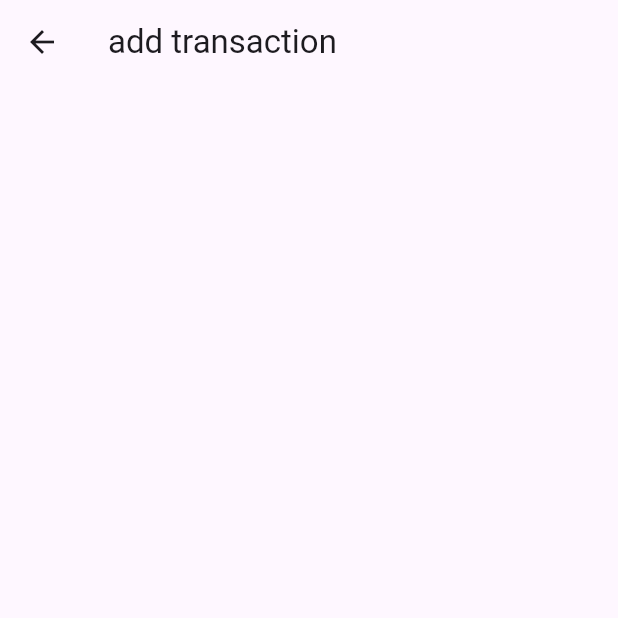
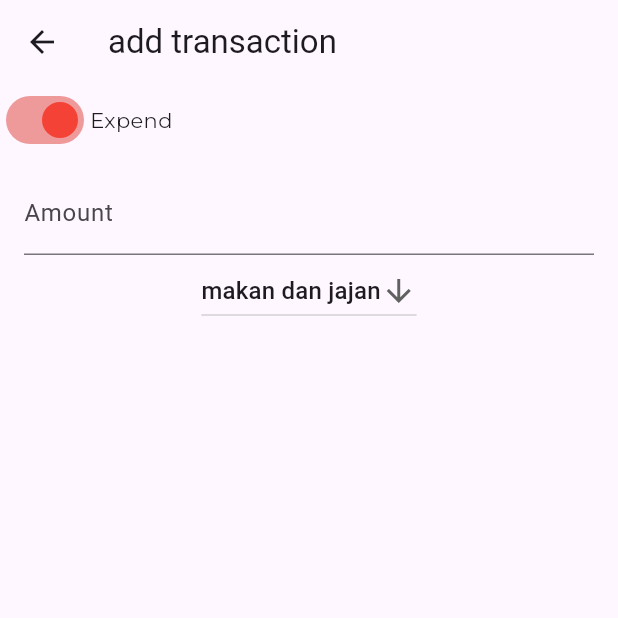
Before and after one commit to ZidannAR/MoneyTracker, a Flutter app: the TransactionPage screen opened directly, on a phone screen of 412 x 824 dp, the top half of it. Run offline on Flutter 3.47's test engine with Material 3 defaults, Android fonts, the phone set to English and light mode, and no system bars; our stand-ins replace google_fonts; missing offline and left inert: calendar_appbar.

Commit message:
proses bos

```diff
--- a/lib/pages/category_page.dart
+++ b/lib/pages/category_page.dart
@@ -49,10 +49,10 @@ class _CategoryPageState extends State<CategoryPage> {
                       isExpense = value;
                     });
                   },
-                  activeColor: Colors.red, // thumb
-                  activeTrackColor: Colors.red[200], // track
+                  activeColor: Colors.red,
+                  activeTrackColor: Colors.red[200],
 
-                  inactiveThumbColor: Colors.green, // thumb
+                  inactiveThumbColor: Colors.green,
                   inactiveTrackColor: Colors.green[200],
                 ),
                 IconButton(onPressed: () {
--- a/lib/pages/main_page.dart
+++ b/lib/pages/main_page.dart
@@ -40,7 +40,10 @@ class _MainPageState extends State<MainPage> {
         visible: (currentIndex == 0)? true:false,
         child: FloatingActionButton(
           onPressed: () {
-            Navigator.of(context).push(MaterialPageRoute(builder: (context)=> TransactionPage()));
+            Navigator.of(context).push(MaterialPageRoute(builder: (context)=> TransactionPage(),
+            )).then((value){
+              setState(() {});
+            });
           },
           backgroundColor: Colors.green,
           child: Icon(Icons.add),
--- a/lib/pages/transaction_page.dart
+++ b/lib/pages/transaction_page.dart
@@ -1,4 +1,5 @@
 import 'package:flutter/material.dart';
+import 'package:google_fonts/google_fonts.dart';
 
 class TransactionPage extends StatefulWidget {
   const TransactionPage({super.key});
@@ -8,12 +9,62 @@ class TransactionPage extends StatefulWidget {
 }
 
 class _TransactionPageState extends State<TransactionPage> {
+  bool isExpense = true;
+  List<String> list = ['makan dan jajan', 'transportasi', 'nonton'];
+  late String dropDownValue = list.first;
   @override
   Widget build(BuildContext context) {
     return Scaffold(
       appBar: AppBar(title: Text("add transaction")),
       body: SingleChildScrollView(
-        child: SafeArea(child: Column(children: [])),
+        child: SafeArea(
+          child: Column(
+            children: [
+              Row(
+                children: [
+                  Switch(
+                    value: isExpense,
+                    onChanged: (bool value) {
+                      setState(() {
+                        isExpense = value;
+                      });
+                    },
+                    activeColor: Colors.red,
+                    activeTrackColor: Colors.red[200],
+
+                    inactiveThumbColor: Colors.green,
+                    inactiveTrackColor: Colors.green[200],
+                  ),
+                  Text(
+                    isExpense ? 'Expend' : 'income',
+                    style: GoogleFonts.montserrat(fontSize: 14),
+                  ),
+                ],
+              ),
+              SizedBox(height: 10),
+              Padding(
+                padding: const EdgeInsets.symmetric(horizontal: 16),
+                child: TextFormField(
+                  keyboardType: TextInputType.number,
+                  decoration: InputDecoration(
+                    border: UnderlineInputBorder(),
+                    labelText: "Amount",
+                  ),
+                ),
+              ),
+              DropdownButton<String>(
+                value: dropDownValue,
+                icon: Icon(Icons.arrow_downward),
+                items: list.map<DropdownMenuItem<String>>((String value) {
+                  return DropdownMenuItem(value: value, child: Text(value));
+                }).toList(
+
+                ),
+                onChanged: (String? value) {},
+              ),
+            ],
+          ),
+        ),
       ),
     );
   }
```
